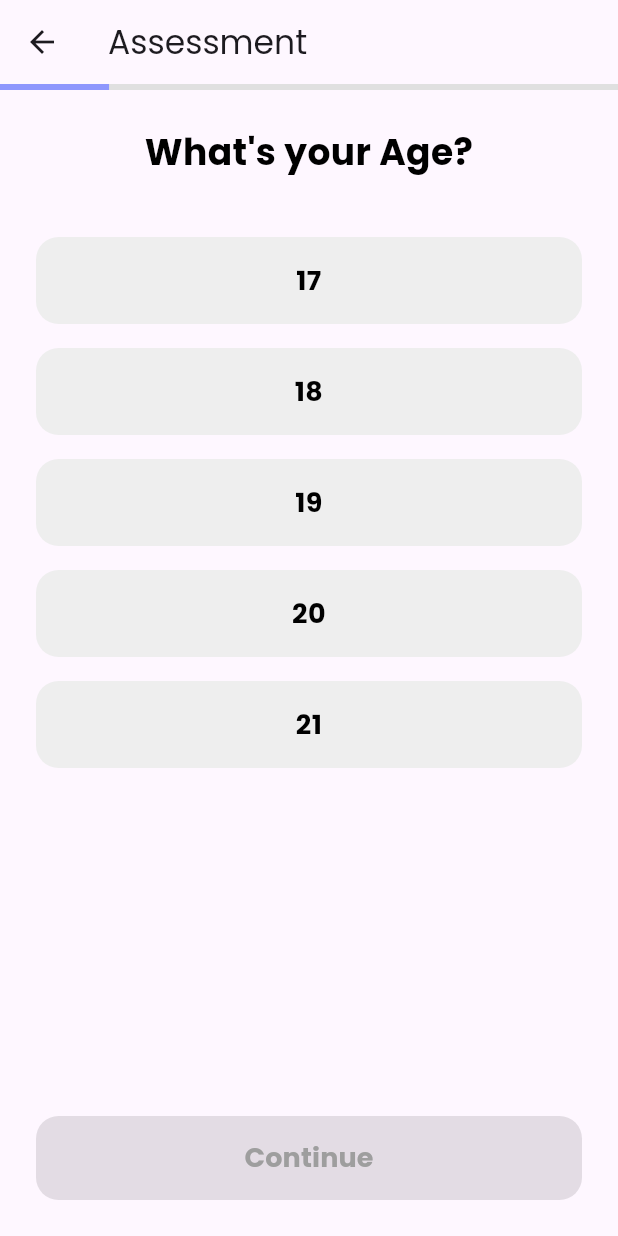
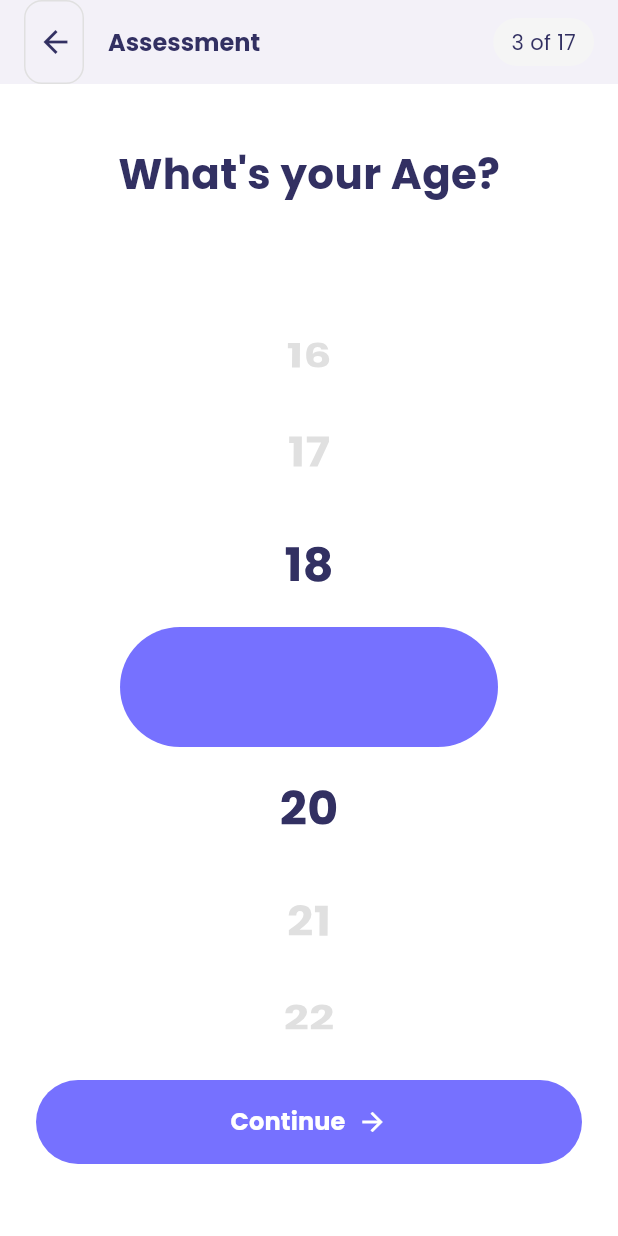
Before and after one commit to i-sifat/Water-Tracker, a Flutter app: the AgeSelectionScreen screen opened directly, on a phone screen of 412 x 824 dp. Run offline on Flutter 3.47's test engine with Material 3 defaults, Android fonts, the phone set to English and light mode, and no system bars; our stand-ins replace fl_chart, flutter_svg, lottie, shared_preferences; accounts and stored records are empty.

Commit message:
redesigning age selection screen

```diff
--- a/lib/screens/onboarding/age-selection-screen.dart
+++ b/lib/screens/onboarding/age-selection-screen.dart
@@ -1,106 +1,184 @@
 import 'package:flutter/material.dart';
-import 'weight-selection-screen.dart';
-import 'custom-button.dart';
+import 'package:flutter/services.dart';
+import 'package:shared_preferences/shared_preferences.dart';
+import 'package:watertracker/screens/onboarding/weight-selection-screen.dart';
+import 'package:watertracker/utils/app_colors.dart';
 
 class AgeSelectionScreen extends StatefulWidget {
-  const AgeSelectionScreen({Key? key}) : super(key: key);
+  const AgeSelectionScreen({super.key});
 
   @override
-  _AgeSelectionScreenState createState() => _AgeSelectionScreenState();
+  State<AgeSelectionScreen> createState() => _AgeSelectionScreenState();
 }
 
 class _AgeSelectionScreenState extends State<AgeSelectionScreen> {
-  final List<int> _ages = [17, 18, 19, 20, 21];
-  int? _selectedAge;
+  late final FixedExtentScrollController _scrollController;
+  late final List<int> _ages;
+  int _selectedAge = 19; // Default selected age
+
+  @override
+  void initState() {
+    super.initState();
+    _ages = List.generate(100, (index) => index + 1);
+    _scrollController = FixedExtentScrollController(
+      initialItem: _ages.indexOf(_selectedAge),
+    );
+  }
+
+  @override
+  void dispose() {
+    _scrollController.dispose();
+    super.dispose();
+  }
+
+  Future<void> _saveAge() async {
+    final prefs = await SharedPreferences.getInstance();
+    await prefs.setInt('user_age', _selectedAge);
+  }
 
   @override
   Widget build(BuildContext context) {
     return Scaffold(
+      backgroundColor: Colors.white,
       appBar: AppBar(
-        leading: IconButton(
-          icon: const Icon(Icons.arrow_back),
+        backgroundColor: Colors.white,
+        elevation: 0,
+        leading: Container(
+          margin: const EdgeInsets.only(left: 16),
+          decoration: BoxDecoration(
+            border: Border.all(color: Colors.grey.shade300),
+            borderRadius: BorderRadius.circular(12),
+          ),
+          child: IconButton(
+            icon: const Icon(Icons.arrow_back, color: Color(0xFF323062)),
             onPressed: () => Navigator.of(context).pop(),
           ),
-        title: const Text('Assessment'),
-        bottom: PreferredSize(
-          preferredSize: const Size.fromHeight(4.0),
-          child: LinearProgressIndicator(
-            value: 3 / 17, // Third step of 17
-            backgroundColor: Colors.grey[300],
-            valueColor: const AlwaysStoppedAnimation<Color>(Color(0xFF8E97FD)),
+        ),
+        title: const Text(
+          'Assessment',
+          style: TextStyle(
+            color: Color(0xFF323062),
+            fontSize: 16,
+            fontWeight: FontWeight.w600,
+          ),
+        ),
+        actions: [
+          Container(
+            margin: const EdgeInsets.only(right: 16),
+            padding: const EdgeInsets.symmetric(horizontal: 12, vertical: 6),
+            decoration: BoxDecoration(
+              color: Colors.grey.shade100,
+              borderRadius: BorderRadius.circular(20),
+            ),
+            child: const Text(
+              '3 of 17',
+              style: TextStyle(
+                color: Color(0xFF323062),
+                fontSize: 14,
+                fontWeight: FontWeight.w500,
               ),
             ),
           ),
-      body: Padding(
-        padding: const EdgeInsets.all(24.0),
-        child: Column(
-          crossAxisAlignment: CrossAxisAlignment.stretch,
+        ],
+      ),
+      body: Column(
         children: [
-            const Text(
+          const Padding(
+            padding: EdgeInsets.fromLTRB(24, 40, 24, 60),
+            child: Text(
               "What's your Age?",
               style: TextStyle(
-                fontSize: 24,
-                fontWeight: FontWeight.bold,
-                color: Colors.black,
+                fontSize: 28,
+                fontWeight: FontWeight.w600,
+                color: Color(0xFF323062),
               ),
-              textAlign: TextAlign.center,
             ),
-            const SizedBox(height: 32),
+          ),
           Expanded(
-              child: ListView.builder(
-                physics: const NeverScrollableScrollPhysics(),
-                itemCount: _ages.length,
-                itemBuilder: (context, index) {
-                  final age = _ages[index];
-                  final isSelected = _selectedAge == age;
+            child: Stack(
+              children: [
+                ListWheelScrollView(
+                  controller: _scrollController,
+                  itemExtent: 80,
+                  diameterRatio: 2.5,
+                  perspective: 0.002,
+                  physics: const FixedExtentScrollPhysics(),
+                  onSelectedItemChanged: (index) {
+                    setState(() => _selectedAge = _ages[index]);
+                    HapticFeedback.lightImpact();
+                  },
+                  children:
+                      _ages.map((age) {
+                        final isSelected = age == _selectedAge;
+                        final isFarFromSelected =
+                            (age - _selectedAge).abs() > 1;
 
-                  return GestureDetector(
-                    onTap: () {
-                      setState(() {
-                        _selectedAge = age;
-                      });
-                    },
-                    child: Container(
-                      margin: const EdgeInsets.symmetric(vertical: 8),
-                      padding: const EdgeInsets.symmetric(vertical: 16),
-                      decoration: BoxDecoration(
+                        return Center(
+                          child: Text(
+                            age.toString(),
+                            style: TextStyle(
+                              fontSize: isSelected ? 48 : 32,
+                              fontWeight: FontWeight.w600,
                               color:
                                   isSelected
-                                ? const Color(0xFF8E97FD)
-                                : Colors.grey.shade200,
-                        borderRadius: BorderRadius.circular(15),
-                      ),
-                      child: Text(
-                        '$age',
-                        style: TextStyle(
-                          fontSize: isSelected ? 24 : 18,
-                          fontWeight: FontWeight.bold,
-                          color: isSelected ? Colors.white : Colors.black,
-                        ),
-                        textAlign: TextAlign.center,
+                                      ? Colors.white
+                                      : isFarFromSelected
+                                      ? Colors.grey.shade300
+                                      : const Color(0xFF323062),
                             ),
                           ),
                         );
-                },
+                      }).toList(),
+                ),
+                // Selection indicator
+                Center(
+                  child: Container(
+                    height: 80,
+                    margin: const EdgeInsets.symmetric(horizontal: 80),
+                    decoration: BoxDecoration(
+                      color: const Color(0xFF7671FF),
+                      borderRadius: BorderRadius.circular(40),
                     ),
                   ),
-            const SizedBox(height: 24),
-            CustomButton(
-              text: 'Continue',
-              isEnabled: _selectedAge != null,
-              onPressed:
-                  _selectedAge != null
-                      ? () {
+                ),
+              ],
+            ),
+          ),
+          Padding(
+            padding: const EdgeInsets.fromLTRB(24, 0, 24, 48),
+            child: ElevatedButton(
+              onPressed: () {
+                _saveAge().then((_) {
                   Navigator.of(context).push(
                     MaterialPageRoute(
                       builder: (context) => const WeightSelectionScreen(),
                     ),
                   );
-                      }
-                      : null,
+                });
+              },
+              style: ElevatedButton.styleFrom(
+                backgroundColor: const Color(0xFF7671FF),
+                foregroundColor: Colors.white,
+                elevation: 0,
+                minimumSize: const Size(double.infinity, 56),
+                shape: RoundedRectangleBorder(
+                  borderRadius: BorderRadius.circular(28),
+                ),
+              ),
+              child: const Row(
+                mainAxisAlignment: MainAxisAlignment.center,
+                children: [
+                  Text(
+                    'Continue',
+                    style: TextStyle(fontSize: 16, fontWeight: FontWeight.w600),
+                  ),
+                  SizedBox(width: 8),
+                  Icon(Icons.arrow_forward, size: 20),
+                ],
+              ),
+            ),
           ),
         ],
-        ),
       ),
     );
   }
```
Lines whose indentation alone changed are shown as unchanged.
